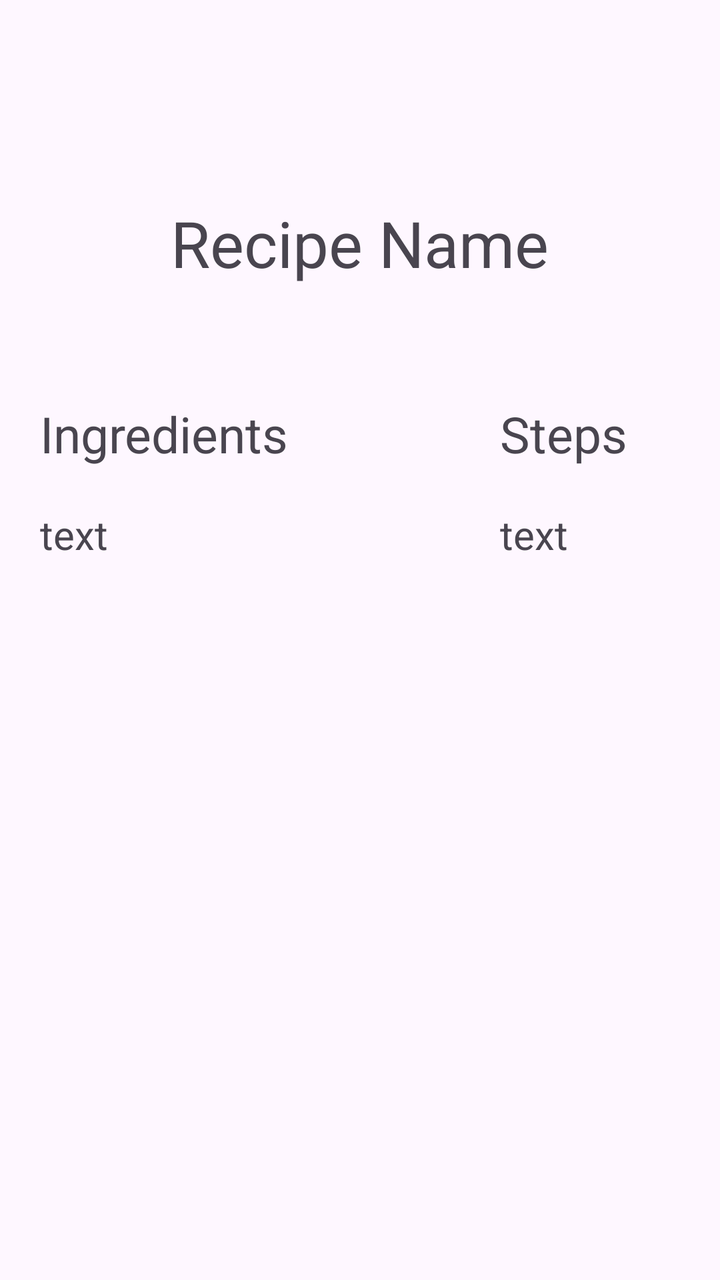
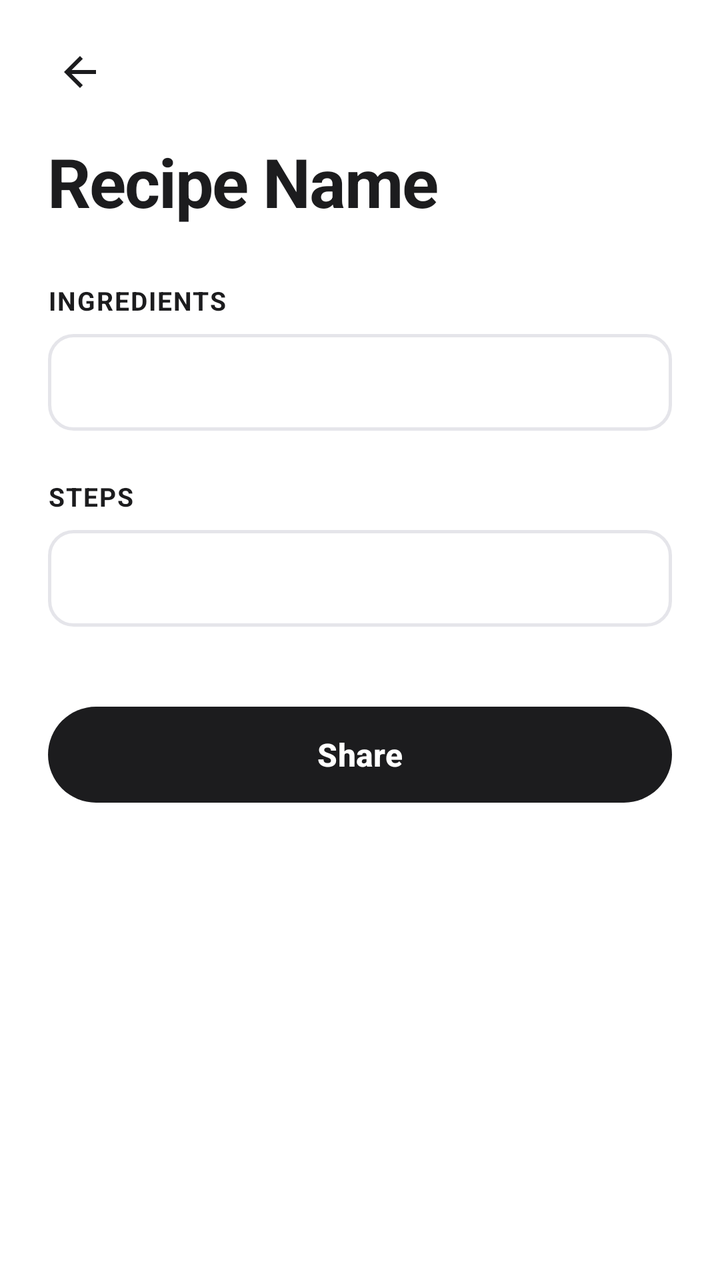

The first picture is an Android layout as it rendered before a commit; the second is the same layout after the commit. The layout source and the unified diff follow.
<!-- AndroidManifest.xml: application theme Theme.Mealio -->
<!-- res/layout/activity_display.xml -->
<?xml version="1.0" encoding="utf-8"?>
<RelativeLayout xmlns:android="http://schemas.android.com/apk/res/android"
    android:layout_width="match_parent"
    android:layout_height="match_parent">

    <TextView
        android:layout_width="wrap_content"
        android:layout_height="wrap_content"
        android:id = "@+id/recipe_name"
        android:text="Recipe Name"
        android:textSize="32dp"
        android:layout_marginTop="100dp"
        android:layout_centerHorizontal="true"
        />

    <TextView
        android:layout_width="wrap_content"
        android:layout_height="wrap_content"
        android:text="Ingredients"
        android:id = "@+id/ingredients_label"
        android:textSize="25dp"
        android:layout_marginTop="200dp"
        android:layout_marginLeft="20dp"
        />

    <TextView
        android:layout_width="wrap_content"
        android:layout_height="wrap_content"
        android:text="Steps"
        android:id = "@+id/steps_label"
        android:textSize="25dp"
        android:layout_marginTop="200dp"
        android:layout_marginLeft="250dp"
        />

    <TextView
        android:id="@+id/ingredients"
        android:layout_width="wrap_content"
        android:layout_height="wrap_content"
        android:layout_below="@+id/ingredients_label"
        android:layout_alignLeft="@id/ingredients_label"
        android:textSize="20dp"
        android:layout_marginTop="20dp"
        android:text="text" />

    <TextView
        android:id="@+id/steps"
        android:layout_width="wrap_content"
        android:layout_height="wrap_content"
        android:layout_below="@+id/steps_label"
        android:layout_alignLeft="@id/steps_label"
        android:textSize="20dp"
        android:layout_marginTop="20dp"
        android:text="text" />

    <Button
        android:layout_width="wrap_content"
        android:layout_height="wrap_content"
        android:id="@+id/share"
        android:layout_marginTop="650dp"
        android:layout_marginLeft="100dp"
        android:text="Share"
        />

    <Button
        android:id="@+id/back"
        android:layout_width="wrap_content"
        android:layout_height="wrap_content"
        android:layout_alignLeft="@+id/share"
        android:layout_marginLeft="130dp"
        android:layout_marginTop="650dp"
        android:text="Back"
        android:backgroundTint="#808080"/>


</RelativeLayout>
<!-- resources referenced by this layout -->
<resources>
  <style name="Theme.Mealio" parent="Base.Theme.Mealio" />
  <style name="Base.Theme.Mealio" parent="Theme.Material3.DayNight.NoActionBar">
          
          
      </style>
</resources>

<!-- the commit's change to res/layout/activity_display.xml (unified diff, before → after) -->
@@ -1,76 +1,109 @@
 <?xml version="1.0" encoding="utf-8"?>
-<RelativeLayout xmlns:android="http://schemas.android.com/apk/res/android"
+<LinearLayout xmlns:android="http://schemas.android.com/apk/res/android"
+    xmlns:app="http://schemas.android.com/apk/res-auto"
     android:layout_width="match_parent"
-    android:layout_height="match_parent">
+    android:layout_height="match_parent"
+    android:orientation="vertical"
+    android:background="#FFFFFF">
 
-    <TextView
-        android:layout_width="wrap_content"
-        android:layout_height="wrap_content"
-        android:id = "@+id/recipe_name"
-        android:text="Recipe Name"
-        android:textSize="32dp"
-        android:layout_marginTop="100dp"
-        android:layout_centerHorizontal="true"
-        />
+    <ImageButton
+        android:id="@+id/back"
+        android:layout_width="48dp"
+        android:layout_height="48dp"
+        android:layout_marginTop="12dp"
+        android:layout_marginStart="16dp"
+        android:src="@drawable/ic_arrow_back"
+        app:tint="#1C1C1E"
+        android:background="?attr/selectableItemBackgroundBorderless"
+        android:contentDescription="Back" />
 
-    <TextView
-        android:layout_width="wrap_content"
-        android:layout_height="wrap_content"
-        android:text="Ingredients"
-        android:id = "@+id/ingredients_label"
-        android:textSize="25dp"
-        android:layout_marginTop="200dp"
-        android:layout_marginLeft="20dp"
-        />
+    <ScrollView
+        android:layout_width="match_parent"
+        android:layout_height="0dp"
+        android:layout_weight="1"
+        android:fillViewport="true">
 
-    <TextView
-        android:layout_width="wrap_content"
-        android:layout_height="wrap_content"
-        android:text="Steps"
-        android:id = "@+id/steps_label"
-        android:textSize="25dp"
-        android:layout_marginTop="200dp"
-        android:layout_marginLeft="250dp"
-        />
+        <LinearLayout
+            android:layout_width="match_parent"
+            android:layout_height="wrap_content"
+            android:orientation="vertical"
+            android:paddingStart="24dp"
+            android:paddingEnd="24dp"
+            android:paddingBottom="32dp">
 
-    <TextView
-        android:id="@+id/ingredients"
-        android:layout_width="wrap_content"
-        android:layout_height="wrap_content"
-        android:layout_below="@+id/ingredients_label"
-        android:layout_alignLeft="@id/ingredients_label"
-        android:textSize="20dp"
-        android:layout_marginTop="20dp"
-        android:text="text" />
+            <TextView
+                android:id="@+id/recipe_name"
+                android:layout_width="match_parent"
+                android:layout_height="wrap_content"
+                android:layout_marginTop="8dp"
+                android:text="Recipe Name"
+                android:textSize="34sp"
+                android:textStyle="bold"
+                android:textColor="#1C1C1E"
+                android:letterSpacing="-0.02" />
 
-    <TextView
-        android:id="@+id/steps"
-        android:layout_width="wrap_content"
-        android:layout_height="wrap_content"
-        android:layout_below="@+id/steps_label"
-        android:layout_alignLeft="@id/steps_label"
-        android:textSize="20dp"
-        android:layout_marginTop="20dp"
-        android:text="text" />
+            <TextView
+                android:id="@+id/ingredients_label"
+                android:layout_width="wrap_content"
+                android:layout_height="wrap_content"
+                android:layout_marginTop="28dp"
+                android:text="Ingredients"
+                android:textAllCaps="true"
+                android:textSize="13sp"
+                android:textStyle="bold"
+                android:textColor="#1C1C1E"
+                android:letterSpacing="0.05" />
 
-    <Button
-        android:layout_width="wrap_content"
-        android:layout_height="wrap_content"
-        android:id="@+id/share"
-        android:layout_marginTop="650dp"
-        android:layout_marginLeft="100dp"
-        android:text="Share"
-        />
+            <TextView
+                android:id="@+id/ingredients"
+                android:layout_width="match_parent"
+                android:layout_height="wrap_content"
+                android:layout_marginTop="8dp"
+                android:background="@drawable/bg_input_field"
+                android:padding="14dp"
+                android:text=""
+                android:textColor="#1C1C1E"
+                android:textSize="15sp"
+                android:lineSpacingExtra="4dp" />
 
-    <Button
-        android:id="@+id/back"
-        android:layout_width="wrap_content"
-        android:layout_height="wrap_content"
-        android:layout_alignLeft="@+id/share"
-        android:layout_marginLeft="130dp"
-        android:layout_marginTop="650dp"
-        android:text="Back"
-        android:backgroundTint="#808080"/>
+            <TextView
+                android:id="@+id/steps_label"
+                android:layout_width="wrap_content"
+                android:layout_height="wrap_content"
+                android:layout_marginTop="24dp"
+                android:text="Steps"
+                android:textAllCaps="true"
+                android:textSize="13sp"
+                android:textStyle="bold"
+                android:textColor="#1C1C1E"
+                android:letterSpacing="0.05" />
 
+            <TextView
+                android:id="@+id/steps"
+                android:layout_width="match_parent"
+                android:layout_height="wrap_content"
+                android:layout_marginTop="8dp"
+                android:background="@drawable/bg_input_field"
+                android:padding="14dp"
+                android:text=""
+                android:textColor="#1C1C1E"
+                android:textSize="15sp"
+                android:lineSpacingExtra="4dp" />
 
-</RelativeLayout>
+            <com.google.android.material.button.MaterialButton
+                android:id="@+id/share"
+                android:layout_width="match_parent"
+                android:layout_height="56dp"
+                android:layout_marginTop="36dp"
+                android:text="Share"
+                android:textSize="16sp"
+                android:textStyle="bold"
+                android:textColor="#FFFFFF"
+                app:backgroundTint="#1C1C1E"
+                app:cornerRadius="28dp"
+                app:elevation="0dp" />
+
+        </LinearLayout>
+    </ScrollView>
+
+</LinearLayout>
<!-- resource entries referenced after the edit -->
@@ -1,5 +1,26 @@
 <!-- resources referenced by this layout -->
 <resources>
+  <!-- drawable bg_input_field (drawable) -->
+  <?xml version="1.0" encoding="utf-8"?>
+  <shape xmlns:android="http://schemas.android.com/apk/res/android"
+      android:shape="rectangle">
+      <solid android:color="#FFFFFF" />
+      <stroke
+          android:width="1.5dp"
+          android:color="#E5E5EA" />
+      <corners android:radius="12dp" />
+  </shape>
+  <!-- drawable ic_arrow_back (drawable) -->
+  <vector xmlns:android="http://schemas.android.com/apk/res/android"
+      android:width="24dp"
+      android:height="24dp"
+      android:viewportWidth="24"
+      android:viewportHeight="24"
+      android:tint="#1C1C1E">
+    <path
+        android:fillColor="@android:color/white"
+        android:pathData="M20,11H7.83l5.59,-5.59L12,4l-8,8 8,8 1.41,-1.41L7.83,13H20v-2z"/>
+  </vector>
   <style name="Theme.Mealio" parent="Base.Theme.Mealio" />
   <style name="Base.Theme.Mealio" parent="Theme.Material3.DayNight.NoActionBar">
           
